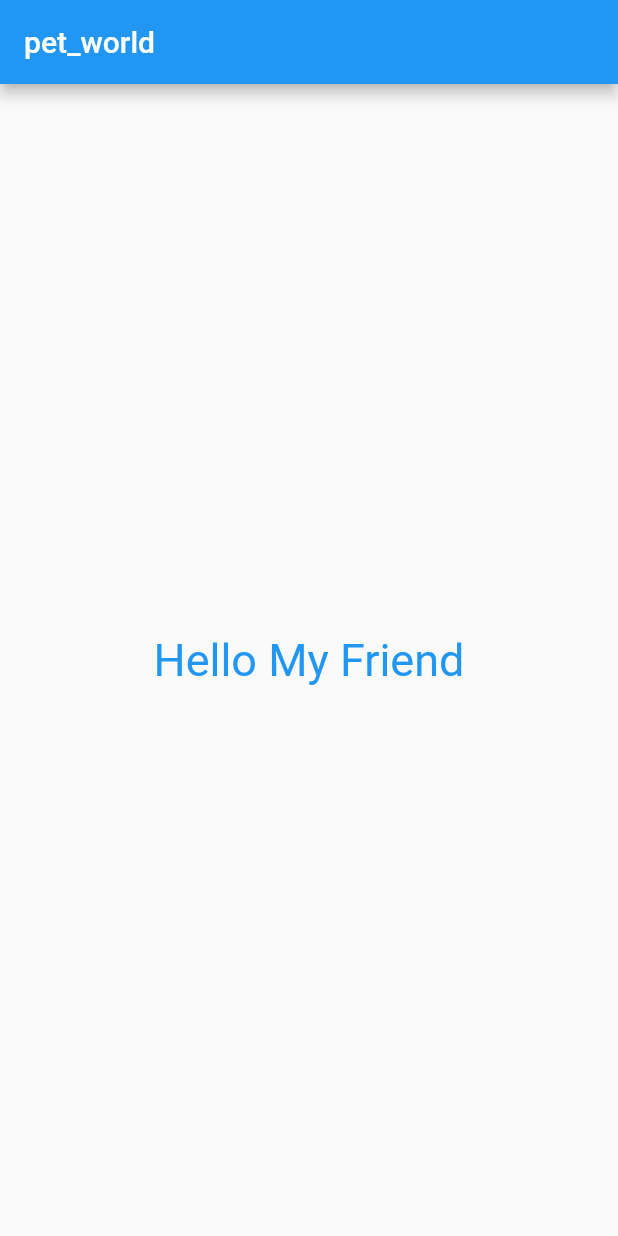
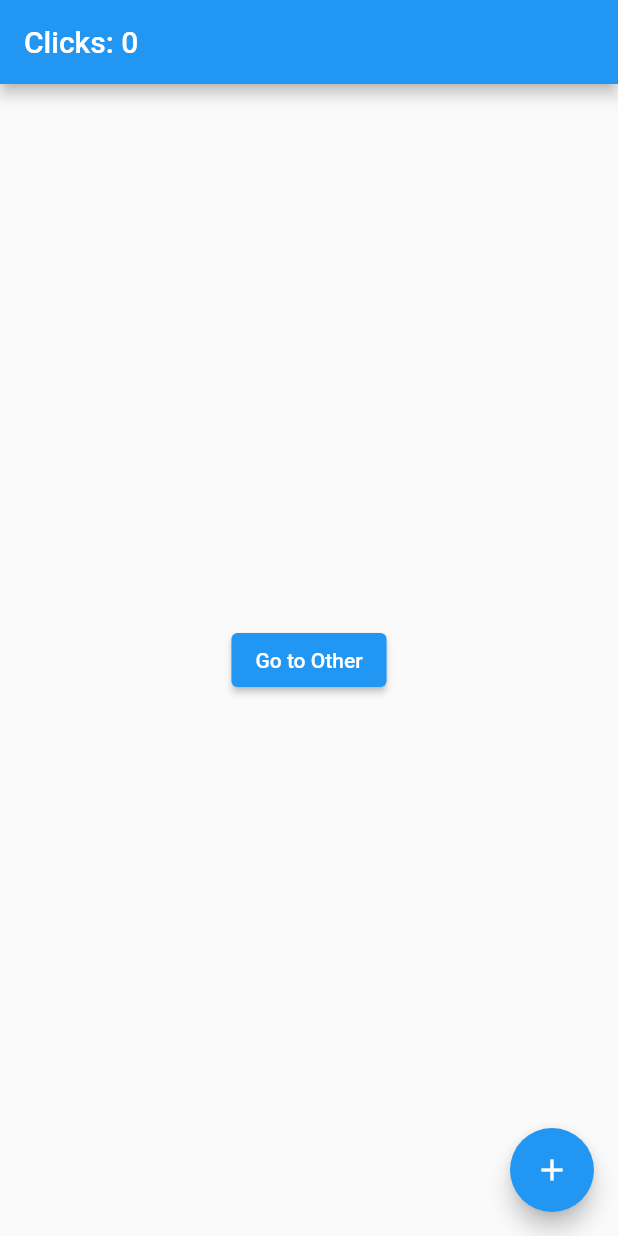
Before and after one commit to jenny0714/love_pet, a Flutter app: the screen it shows after launch, on a phone screen of 412 x 824 dp. Run offline on Flutter 3.47's test engine with Material 2 defaults, Android fonts, the phone set to English and light mode, and no system bars; our stand-ins replace get.

Commit message:
:heavy_plus_sign: Add GetX

```diff
--- a/lib/main.dart
+++ b/lib/main.dart
@@ -1,26 +1,62 @@
 import 'package:flutter/material.dart';
+import 'package:get/get.dart';
 
-void main() => runApp(MyApp());
+void main() {
+  return runApp(
+    GetMaterialApp(
+      home: Home(),
+    ),
+  );
+}
 
-class MyApp extends StatelessWidget {
+class Controller extends GetxController {
+  var count = 0.obs;
+  increment() => count++;
+}
+
+class Home extends StatelessWidget {
   @override
-  Widget build(BuildContext context) {
-    return MaterialApp(
-      title: 'Material App',
-      home: Scaffold(
-        appBar: AppBar(
-          title: Text('pet_world'),
+  Widget build(context) {
+    // Instantiate your class using Get.put() to make it available for all "child" routes there.
+    final Controller c = Get.put(
+      Controller(),
+    );
+
+    return Scaffold(
+      // Use Obx(()=> to update Text() whenever count is changed.
+      appBar: AppBar(
+        title: Obx(
+          () => Text("Clicks: ${c.count}"),
         ),
-        body: Center(
-          child: Container(
-            child: Text(
-              'Hello My Friend',
-              style: TextStyle(
-                fontSize: 30.0,
-                color: Colors.blue,
-              ),
-            ),
-          ),
+      ),
+
+      // Replace the 8 lines Navigator.push by a simple Get.to(). You don't need context
+      body: Center(
+        child: ElevatedButton(
+          child: Text("Go to Other"),
+          onPressed: () => Get.to(Other()),
+        ),
+      ),
+
+      floatingActionButton: FloatingActionButton(
+        child: Icon(Icons.add),
+        onPressed: c.increment,
+      ),
+    );
+  }
+}
+
+class Other extends StatelessWidget {
+  // You can ask Get to find a Controller that is being used by another page and redirect you to it.
+  final Controller c = Get.find();
+
+  @override
+  Widget build(context) {
+    // Access the updated count variable
+    return Scaffold(
+      body: Center(
+        child: Text(
+          "${c.count}",
         ),
       ),
     );
--- a/pubspec.yaml
+++ b/pubspec.yaml
@@ -28,6 +28,7 @@ dependencies:
   # The following adds the Cupertino Icons font to your application.
   # Use with the CupertinoIcons class for iOS style icons.
   cupertino_icons: ^1.0.2
+  get: ^4.1.4
 
 dev_dependencies:
   flutter_test:
```
Also changed, not shown: pubspec.lock, 1 other file.
